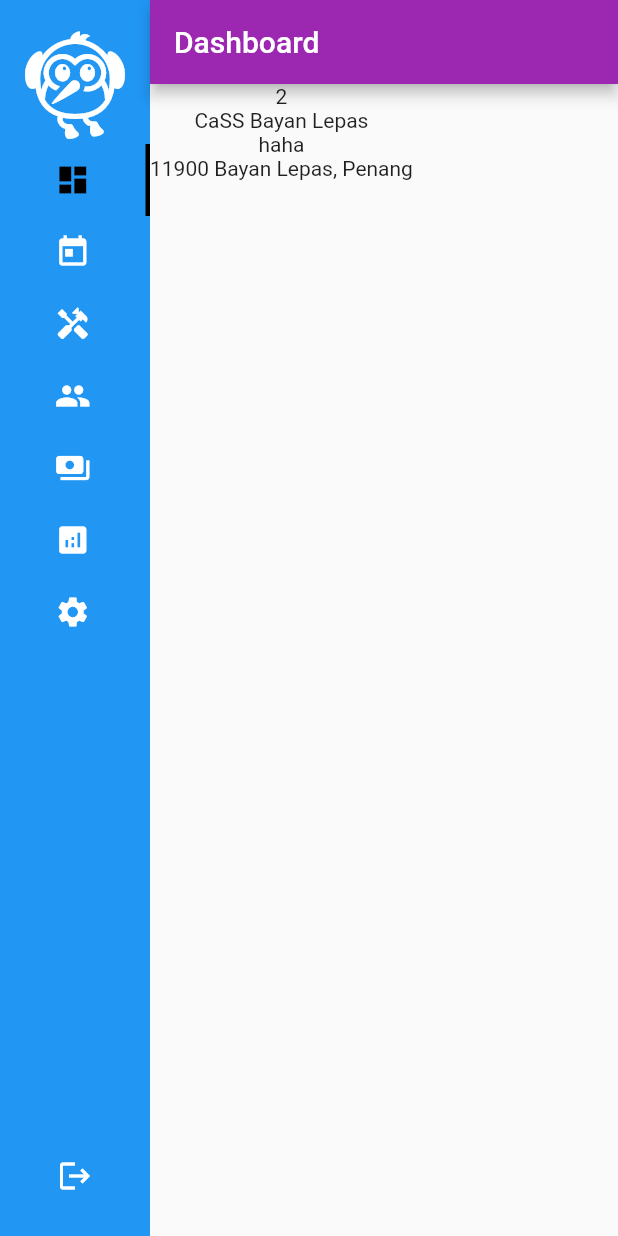
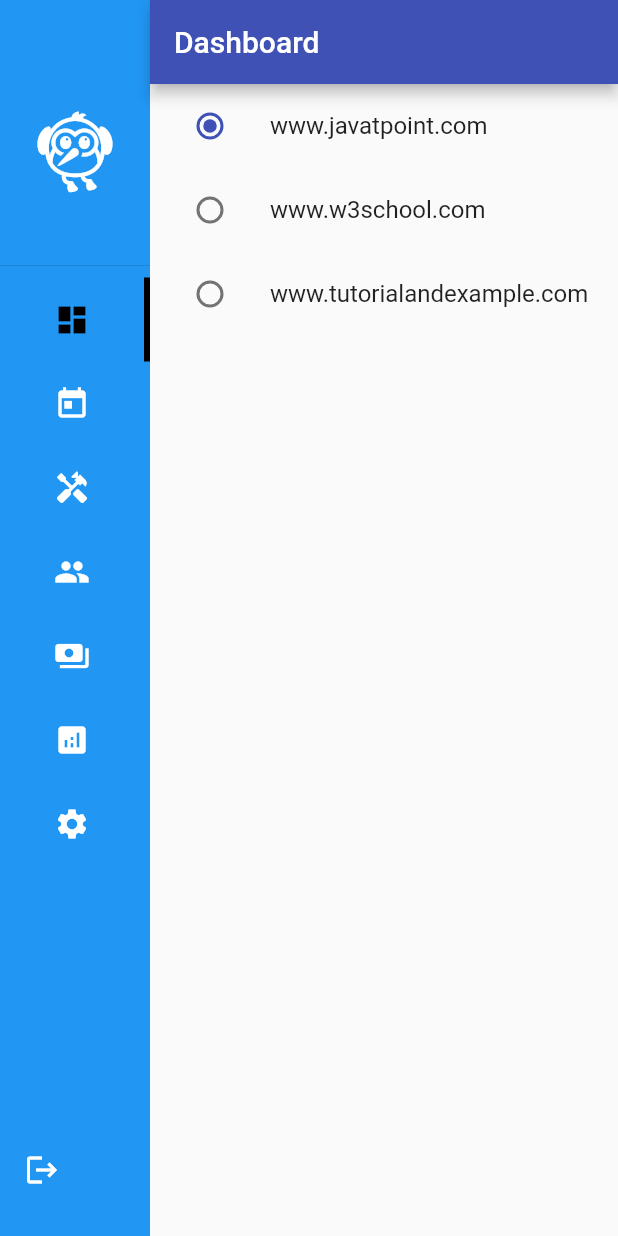
Before and after one commit to Jeck97/Car-Service-System, a Flutter app: the screen it shows after launch, on a phone screen of 412 x 824 dp. Run offline on Flutter 3.47's test engine with Material 2 defaults, Android fonts, the phone set to English and light mode, and no system bars; our stand-ins replace modal_progress_hud, responsive_builder; missing offline and left inert: desktop_window.

Commit message:
Added switchable panels
Enable the state of panel stored after switching.
Enhanced alignment and responsive of navigation bar menus.

```diff
--- a/cass_branch/lib/main.dart
+++ b/cass_branch/lib/main.dart
@@ -10,19 +10,18 @@
   @override
   Widget build(BuildContext context) {
     DesktopWindow.setMinWindowSize(Size(1000, 750));
+    Branch.setInstance(Branch(
+      id: 2,
+      email: 'haha',
+      name: 'CaSS Bayan Lepas',
+      location: '11900 Bayan Lepas, Penang',
+    ));
     return MaterialApp(
       debugShowCheckedModeBanner: false,
       theme: ThemeData(primarySwatch: Colors.indigo),
       title: 'CaSS-Branch Desktop App',
       // home: LoginPage(),
-      home: MainPage(
-        Branch(
-          id: 2,
-          email: 'haha',
-          name: 'CaSS Bayan Lepas',
-          location: '11900 Bayan Lepas, Penang',
-        ),
-      ),
+      home: MainPage(),
     );
   }
 }
--- a/cass_branch/lib/model/branch.dart
+++ b/cass_branch/lib/model/branch.dart
@@ -5,6 +5,7 @@
   String name;
   String email;
   String location;
+  static Branch _instance;
 
   Branch({this.id, this.name, this.email, this.location});
 
@@ -26,4 +27,8 @@
       'location': location,
     }..removeWhere((key, value) => value == null));
   }
+
+  static Branch getInstance() => _instance;
+
+  static void setInstance(Branch branch) => _instance = branch;
 }
--- a/cass_branch/lib/view/login_page.dart
+++ b/cass_branch/lib/view/login_page.dart
@@ -39,10 +39,10 @@
       var resBody = jsonDecode(response.body);
       String message = resBody[MESSAGE];
       if (response.statusCode == 200) {
-        Branch branch = Branch.fromJson(resBody[DATA]);
+        Branch.setInstance(Branch.fromJson(resBody[DATA]));
         Navigator.of(context).pushAndRemoveUntil(
             MaterialPageRoute(
-              builder: (BuildContext context) => MainPage(branch),
+              builder: (BuildContext context) => MainPage(),
             ),
             (Route<dynamic> route) => false);
       } else {
--- a/cass_branch/lib/view/main_page.dart
+++ b/cass_branch/lib/view/main_page.dart
@@ -1,16 +1,39 @@
-import 'package:cass_branch/model/branch.dart';
-import 'package:cass_branch/utils/const.dart';
 import 'package:cass_branch/view/navigation_bar.dart';
 import 'package:flutter/material.dart';
 import 'package:responsive_builder/responsive_builder.dart';
 
-final List<Widget> panels =
-    List.filled(NAV_ICONS.length, null, growable: false);
+import 'panel/booking_panel.dart';
+import 'panel/customer_panel.dart';
+import 'panel/dashboard_panel.dart';
+import 'panel/payment_panel.dart';
+import 'panel/report_panel.dart';
+import 'panel/service_panel.dart';
+import 'panel/setting_panel.dart';
 
-class MainPage extends StatelessWidget {
-  final Branch branch;
+final List<Widget> panels = [];
+int currentIndex;
 
-  MainPage(this.branch);
+class MainPage extends StatefulWidget {
+  @override
+  _MainPageState createState() => _MainPageState();
+}
+
+class _MainPageState extends State<MainPage> {
+  void updateIndex(int index) => setState(() => currentIndex = index);
+
+  @override
+  void initState() {
+    currentIndex = 0;
+    panels
+      ..add(DashboardPanel())
+      ..add(BookingPanel())
+      ..add(ServicePanel())
+      ..add(CustomerPanel())
+      ..add(PaymentPanel())
+      ..add(ReportPanel())
+      ..add(SettingPanel());
+    super.initState();
+  }
 
   @override
   Widget build(BuildContext context) {
@@ -20,8 +43,10 @@
         return Scaffold(
           body: Row(
             children: <Widget>[
-              NavigationBar(isCollapsed),
-              DashboardPage(branch),
+              NavigationBar(isCollapsed, currentIndex, updateIndex),
+              Expanded(
+                child: IndexedStack(index: currentIndex, children: panels),
+              ),
             ],
           ),
         );
@@ -29,28 +54,3 @@
     );
   }
 }
-
-class DashboardPage extends StatelessWidget {
-  final Branch branch;
-  DashboardPage(this.branch);
-
-  @override
-  Widget build(BuildContext context) {
-    return Expanded(
-      child: Scaffold(
-        appBar: AppBar(
-          title: Text('Dashboard'),
-          backgroundColor: Colors.purple,
-        ),
-        body: Column(
-          children: <Widget>[
-            Text('${branch.id}'),
-            Text(branch.name),
-            Text(branch.email),
-            Text(branch.location),
-          ],
-        ),
-      ),
-    );
-  }
-}
--- a/cass_branch/lib/view/navigation_bar.dart
+++ b/cass_branch/lib/view/navigation_bar.dart
@@ -1,22 +1,19 @@
+import 'package:cass_branch/model/branch.dart';
 import 'package:cass_branch/utils/const.dart';
 import 'package:flutter/material.dart';
 
 import 'login_page.dart';
 
-class NavigationBar extends StatefulWidget {
+class NavigationBar extends StatelessWidget {
   final bool isCollapsed;
-  NavigationBar(this.isCollapsed);
-  @override
-  _NavigationBarState createState() => _NavigationBarState();
-}
-
-class _NavigationBarState extends State<NavigationBar> {
-  int currentIndex = 0;
+  final int currentIndex;
+  final Function updateIndex;
+  NavigationBar(this.isCollapsed, this.currentIndex, this.updateIndex);
 
   @override
   Widget build(BuildContext context) {
     return Container(
-      width: widget.isCollapsed ? 100 : 250,
+      width: isCollapsed ? 100 : 250,
       height: MediaQuery.of(context).size.height,
       color: Colors.blue,
       child: Padding(
@@ -26,7 +23,7 @@
           children: <Widget>[
             _logoPart(),
             _menuPart(),
-            _logoutPart(),
+            _logoutPart(context),
           ],
         ),
       ),
@@ -34,10 +31,14 @@
   }
 
   Widget _logoPart() {
-    return Icon(
+    return DrawerHeader(
+      child: Center(
+        child: Icon(
           Icons.flutter_dash,
           color: Colors.white,
-      size: 80,
+          size: 60,
+        ),
+      ),
     );
   }
 
@@ -46,57 +47,58 @@
       child: ListView.builder(
         itemCount: NAV_ICONS.length,
         itemBuilder: (context, index) {
-          final int _index = index;
-          final bool _isSelected = _index == currentIndex;
+          final bool isSelected = index == currentIndex;
           return Container(
-              child: TextButton(
-                  onPressed: () => setState(() => currentIndex = _index),
-                  child: _menu(_index, _isSelected)),
+            padding: const EdgeInsets.symmetric(horizontal: 8.0),
+            child: _menu(index, isSelected),
             decoration: BoxDecoration(
               border: Border(
                 right: BorderSide(
-                    width: 3,
-                    color: _isSelected ? Colors.black : Colors.transparent,
+                  width: 4,
+                  color: isSelected ? Colors.black : Colors.transparent,
                 ),
               ),
-              ));
+            ),
+          );
         },
       ),
     );
   }
 
-  Widget _logoutPart() {
-    return TextButton(
-      child: Icon(Icons.logout, color: Colors.white),
-      onPressed: () => Navigator.of(context).pushAndRemoveUntil(
+  Widget _logoutPart(BuildContext context) {
+    return ListTile(
+      leading: Icon(Icons.logout, color: Colors.white),
+      onTap: () {
+        Branch.setInstance(null);
+        Navigator.of(context).pushAndRemoveUntil(
             MaterialPageRoute(
-            builder: (BuildContext context) => LoginPage(),
+              builder: (_) => LoginPage(),
             ),
-          (Route<dynamic> route) => false),
+            (Route<dynamic> route) => false);
+      },
     );
   }
 
   Widget _menu(int index, bool isSelected) {
-    return widget.isCollapsed
+    return ListTile(
+      onTap: () => updateIndex(index),
+      leading: isCollapsed
+          ? null
+          : Icon(
+              NAV_ICONS[index],
+              color: isSelected ? Colors.black : Colors.white,
+            ),
+      title: isCollapsed
           ? Icon(
               NAV_ICONS[index],
               color: isSelected ? Colors.black : Colors.white,
             )
-        : Row(
-            mainAxisAlignment: MainAxisAlignment.start,
-            children: <Widget>[
-              Icon(
-                NAV_ICONS[index],
-                color: isSelected ? Colors.black : Colors.white,
-              ),
-              SizedBox(width: 10),
-              Text(
+          : Text(
               NAV_TITLES[index].toUpperCase(),
               style: TextStyle(
                 color: isSelected ? Colors.black : Colors.white,
               ),
-              )
-            ],
+            ),
     );
   }
 }
--- a/cass_branch/lib/view/panel/dashboard_panel.dart
+++ b/cass_branch/lib/view/panel/dashboard_panel.dart
@@ -0,0 +1,58 @@
+import 'package:cass_branch/utils/const.dart';
+import 'package:flutter/material.dart';
+
+class DashboardPanel extends StatefulWidget {
+  @override
+  _DashboardPanelState createState() => _DashboardPanelState();
+}
+
+enum BestTutorSite { javatpoint, w3schools, tutorialandexample }
+
+class _DashboardPanelState extends State<DashboardPanel> {
+  BestTutorSite _site = BestTutorSite.javatpoint;
+  @override
+  Widget build(BuildContext context) {
+    return Scaffold(
+        appBar: AppBar(title: Text(NAV_TITLES[DASHBOARD])),
+        body: Column(
+          children: <Widget>[
+            ListTile(
+              title: const Text('www.javatpoint.com'),
+              leading: Radio(
+                value: BestTutorSite.javatpoint,
+                groupValue: _site,
+                onChanged: (BestTutorSite value) {
+                  setState(() {
+                    _site = value;
+                  });
+                },
+              ),
+            ),
+            ListTile(
+              title: const Text('www.w3school.com'),
+              leading: Radio(
+                value: BestTutorSite.w3schools,
+                groupValue: _site,
+                onChanged: (BestTutorSite value) {
+                  setState(() {
+                    _site = value;
+                  });
+                },
+              ),
+            ),
+            ListTile(
+              title: const Text('www.tutorialandexample.com'),
+              leading: Radio(
+                value: BestTutorSite.tutorialandexample,
+                groupValue: _site,
+                onChanged: (BestTutorSite value) {
+                  setState(() {
+                    _site = value;
+                  });
+                },
+              ),
+            ),
+          ],
+        ));
+  }
+}
```
Also changed, not shown: cass_branch/lib/utils/const.dart (+8 -0 lines), cass_branch/lib/view/panel/booking_panel.dart (+17 -0 lines), cass_branch/lib/view/panel/customer_panel.dart (+17 -0 lines), cass_branch/lib/view/panel/payment_panel.dart (+17 -0 lines), cass_branch/lib/view/panel/report_panel.dart (+17 -0 lines), cass_branch/lib/view/panel/service_panel.dart (+17 -0 lines), cass_branch/lib/view/panel/setting_panel.dart (+17 -0 lines). Lines whose indentation alone changed are shown as unchanged.
